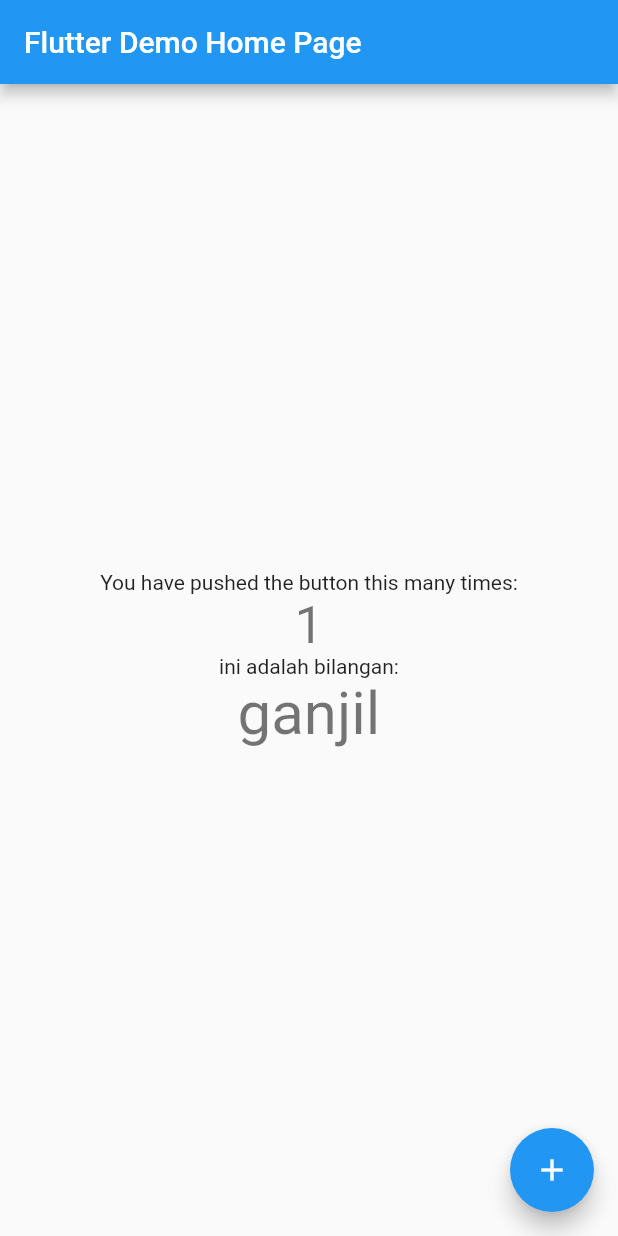
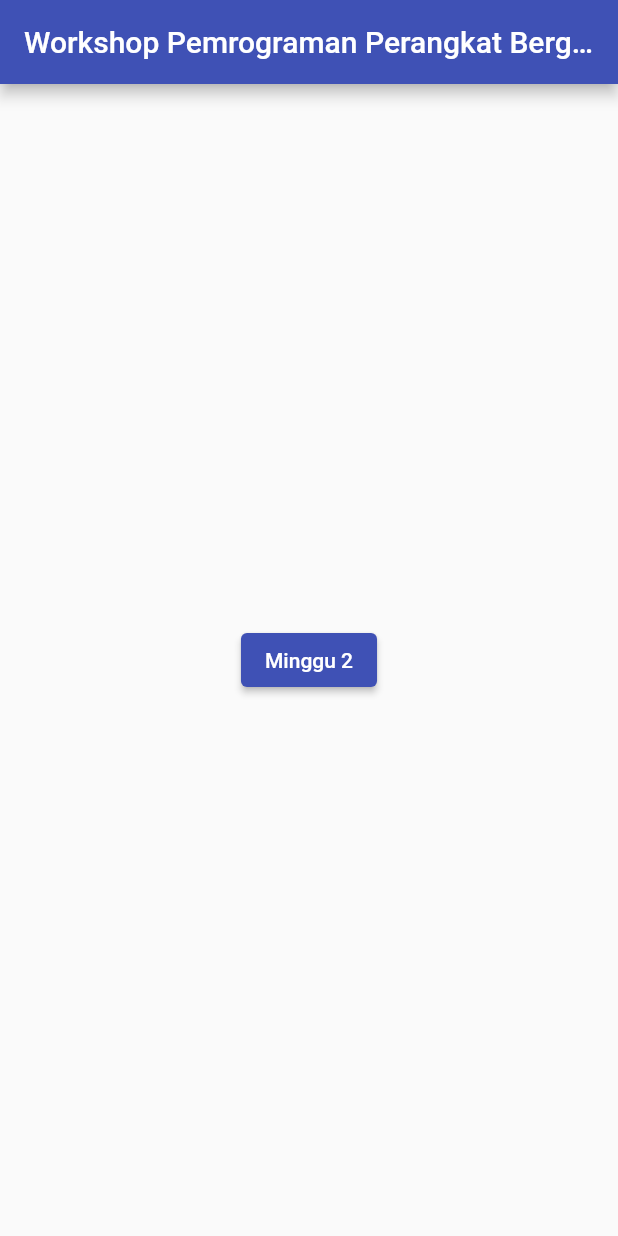
Before and after one commit to masmuss/workshop-pemrograman-perangkat-bergerak, a Flutter app: the screen it shows after launch, on a phone screen of 412 x 824 dp. Run offline on Flutter 3.47's test engine with Material 2 defaults, Android fonts, the phone set to English and light mode, and no system bars.

Commit message:
refactory
Signed-off-by: masmuss <ahmusafir.khoirul@gmail.com>

```diff
--- a/lib/main.dart
+++ b/lib/main.dart
@@ -1,45 +1,27 @@
 import 'package:flutter/material.dart';
+import 'package:test/pages/m2/Home1.dart';
 
 void main() {
   runApp(const MyApp());
 }
 
 class MyApp extends StatelessWidget {
-  const MyApp({super.key});
+  const MyApp({Key? key}) : super(key: key);
 
-  // This widget is the root of your application.
   @override
   Widget build(BuildContext context) {
     return MaterialApp(
       title: 'Flutter Demo',
       theme: ThemeData(
-        // This is the theme of your application.
-        //
-        // Try running your application with "flutter run". You'll see the
-        // application has a blue toolbar. Then, without quitting the app, try
-        // changing the primarySwatch below to Colors.green and then invoke
-        // "hot reload" (press "r" in the console where you ran "flutter run",
-        // or simply save your changes to "hot reload" in a Flutter IDE).
-        // Notice that the counter didn't reset back to zero; the application
-        // is not restarted.
-        primarySwatch: Colors.blue,
+        primarySwatch: Colors.indigo,
       ),
-      home: const MyHomePage(title: 'Flutter Demo Home Page'),
+      home: MyHomePage(title: 'Flutter Demo Home Page'),
     );
   }
 }
 
 class MyHomePage extends StatefulWidget {
-  const MyHomePage({super.key, required this.title});
-
-  // This widget is the home page of your application. It is stateful, meaning
-  // that it has a State object (defined below) that contains fields that affect
-  // how it looks.
-
-  // This class is the configuration for the state. It holds the values (in this
-  // case the title) provided by the parent (in this case the App widget) and
-  // used by the build method of the State. Fields in a Widget subclass are
-  // always marked "final".
+  MyHomePage({Key? key, required this.title}) : super(key: key);
 
   final String title;
 
@@ -48,84 +30,33 @@ class MyHomePage extends StatefulWidget {
 }
 
 class _MyHomePageState extends State<MyHomePage> {
-  int _counter = 1;
-  String _text = "ganjil";
-
-  void _incrementCounter() {
-    setState(() {
-      // This call to setState tells the Flutter framework that something has
-      // changed in this State, which causes it to rerun the build method below
-      // so that the display can reflect the updated values. If we changed
-      // _counter without calling setState(), then the build method would not be
-      // called again, and so nothing would appear to happen.
-      _counter++;
-
-      if (_counter > 10) {
-        _counter = 1;
-      }
-
-      if (_counter % 2 == 0) {
-        _text = "genap";
-      } else {
-        _text = "ganjil";
-      }
-    });
-  }
-
   @override
   Widget build(BuildContext context) {
-    // This method is rerun every time setState is called, for instance as done
-    // by the _incrementCounter method above.
-    //
-    // The Flutter framework has been optimized to make rerunning build methods
-    // fast, so that you can just rebuild anything that needs updating rather
-    // than having to individually change instances of widgets.
     return Scaffold(
       appBar: AppBar(
-        // Here we take the value from the MyHomePage object that was created by
-        // the App.build method, and use it to set our appbar title.
-        title: Text(widget.title),
+        title: const Text('Workshop Pemrograman Perangkat Bergerak'),
       ),
       body: Center(
-        // Center is a layout widget. It takes a single child and positions it
-        // in the middle of the parent.
         child: Column(
-          // Column is also a layout widget. It takes a list of children and
-          // arranges them vertically. By default, it sizes itself to fit its
-          // children horizontally, and tries to be as tall as its parent.
-          //
-          // Invoke "debug painting" (press "p" in the console, choose the
-          // "Toggle Debug Paint" action from the Flutter Inspector in Android
-          // Studio, or the "Toggle Debug Paint" command in Visual Studio Code)
-          // to see the wireframe for each widget.
-          //
-          // Column has various properties to control how it sizes itself and
-          // how it positions its children. Here we use mainAxisAlignment to
-          // center the children vertically; the main axis here is the vertical
-          // axis because Columns are vertical (the cross axis would be
-          // horizontal).
           mainAxisAlignment: MainAxisAlignment.center,
           children: <Widget>[
-            const Text(
-              'You have pushed the button this many times:',
+            Container(
+              margin: const EdgeInsets.all(10),
+              child: ElevatedButton(
+                onPressed: () {
+                  Navigator.push(
+                    context,
+                    MaterialPageRoute(
+                      builder: (context) => const Home1(),
+                    ),
+                  );
+                },
+                child: const Text('Minggu 2'),
+              ),
             ),
-            Text(
-              '$_counter',
-              style: Theme.of(context).textTheme.headlineMedium,
-            ),
-            const Text('ini adalah bilangan:'),
-            Text(
-              _text,
-              style: Theme.of(context).textTheme.headlineLarge,
-            )
           ],
         ),
       ),
-      floatingActionButton: FloatingActionButton(
-        onPressed: _incrementCounter,
-        tooltip: 'Increment',
-        child: const Icon(Icons.add),
-      ), // This trailing comma makes auto-formatting nicer for build methods.
     );
   }
 }
```
Also changed, not shown: lib/pages/m2/Home1.dart (added, +101 -0 lines), lib/pages/m2/Latihan.dart (added, +50 -0 lines), lib/pages/m2/PercobaanDua.dart (added, +50 -0 lines), lib/pages/m2/PercobaanSatu.dart (added, +42 -0 lines), lib/pages/m2/PercobaanTiga.dart (added, +50 -0 lines), lib/pages/m2/Tugas.dart (added, +54 -0 lines).
